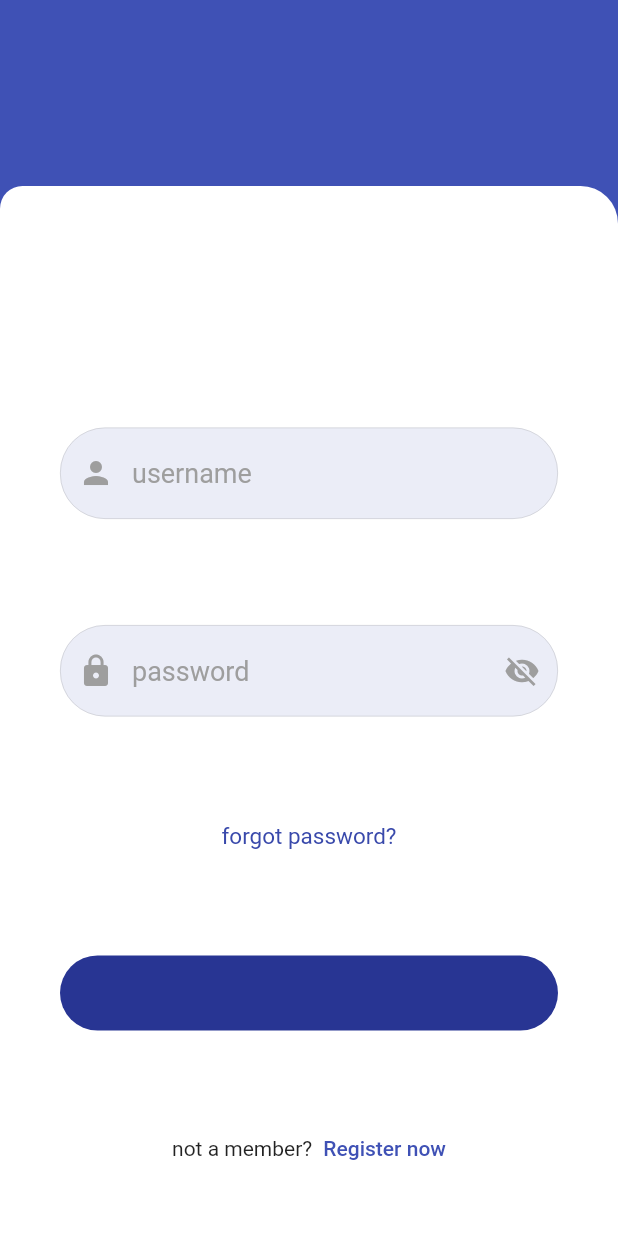
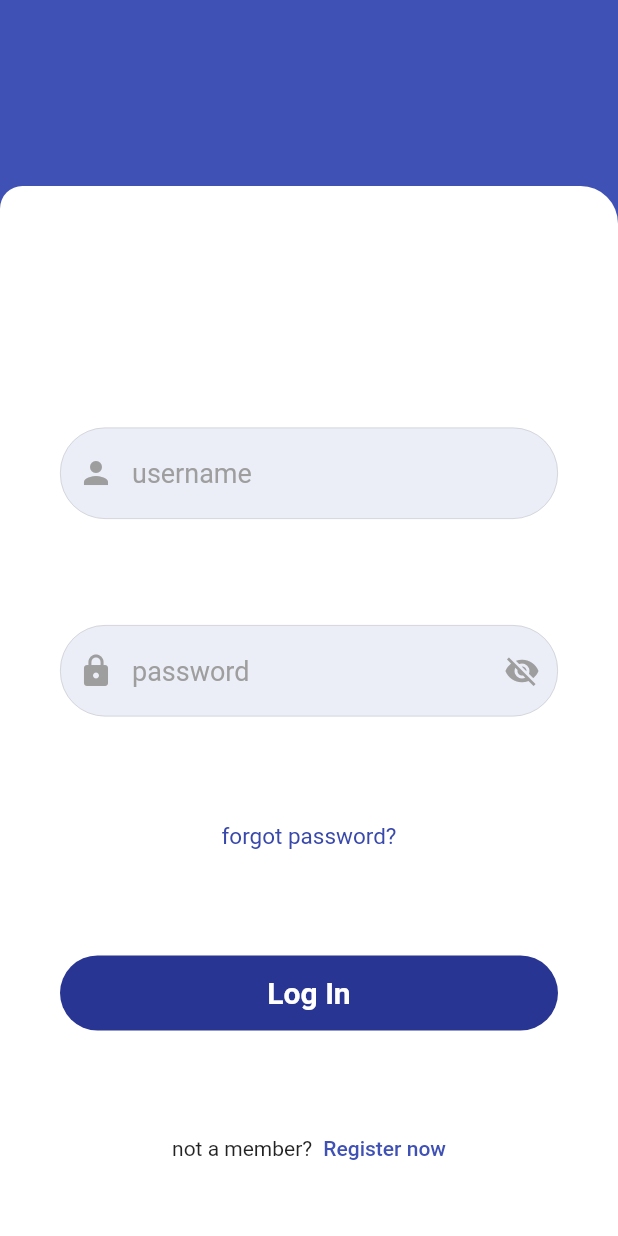
Before and after one commit to ghena8/cure_Helper, a Flutter app: the screen it shows after launch, after a tap on "Get started", on a phone screen of 412 x 824 dp. Run offline on Flutter 3.47's test engine with Material 2 defaults, Android fonts, the phone set to English and light mode, and no system bars.

Commit message:
🐛 FIX(buttons): remove cutting paddings

```diff
--- a/lib/component/my_button.dart
+++ b/lib/component/my_button.dart
@@ -1,28 +1,33 @@
 import 'package:flutter/material.dart';
+
 class button extends StatelessWidget {
   final Function()? onTab;
-  final String  text;
-  const button({super.key,required this.onTab,  required this.text});
+  final String text;
+  const button({super.key, required this.onTab, required this.text});
 
   @override
   Widget build(BuildContext context) {
-
     return GestureDetector(
-      onTap:onTab ,
-      child:Container(
+      onTap: onTab,
+      child: Container(
         height: 50,
-     padding:const EdgeInsets.all(25.0),
-     margin: const EdgeInsets.symmetric(horizontal: 25),
-      decoration: BoxDecoration( color: Colors.indigo.shade800,
-
-      borderRadius: BorderRadius.circular(30),
-    ),
-      child:  Center(
+        // padding: const EdgeInsets.all(25.0), // this padding is causing the problem
+        margin: const EdgeInsets.symmetric(horizontal: 25),
+        decoration: BoxDecoration(
+          color: Colors.indigo.shade800,
+          borderRadius: BorderRadius.circular(30),
+        ),
+        child: Center(
           // Navigate to the second screen using a named route.
-        child: Text(text, style: TextStyle(fontSize: 20, fontWeight: FontWeight.w700, color: Colors.white,),),
-
+          child: Text(
+            text,
+            style: const TextStyle(
+              fontSize: 20,
+              fontWeight: FontWeight.w700,
+              color: Colors.white,
+            ),
+          ),
         ),
-
       ),
     );
   }
--- a/lib/component/start_button.dart
+++ b/lib/component/start_button.dart
@@ -1,29 +1,33 @@
 import 'package:flutter/material.dart';
+
 class start_button extends StatelessWidget {
   final Function()? onTab;
-  final String  text;
-  const start_button({super.key,required this.onTab,  required this.text});
+  final String text;
+  const start_button({super.key, required this.onTab, required this.text});
 
   @override
   Widget build(BuildContext context) {
     return GestureDetector(
-      onTap:onTab ,
-      child:Container(
-        height:50,
-       width: 200,
-        padding:const EdgeInsets.all(40.0),
-
-        decoration: BoxDecoration( color: Colors.white,
-
+      onTap: onTab,
+      child: Container(
+        height: 50,
+        width: 200,
+        // padding: const EdgeInsets.all(40.0), // this padding is causing the problem
+        decoration: BoxDecoration(
+          color: Colors.white,
           borderRadius: BorderRadius.circular(30),
         ),
-        child:  Center(
+        child: Center(
           // Navigate to the second screen using a named route.
           child: Text(
-            text, style:  TextStyle(fontSize: 18, fontWeight: FontWeight.w500, color: Colors.black,),),
-
+            text,
+            style: const TextStyle(
+              fontSize: 18,
+              fontWeight: FontWeight.w500,
+              color: Colors.black,
+            ),
+          ),
         ),
-
       ),
     );
   }
```
